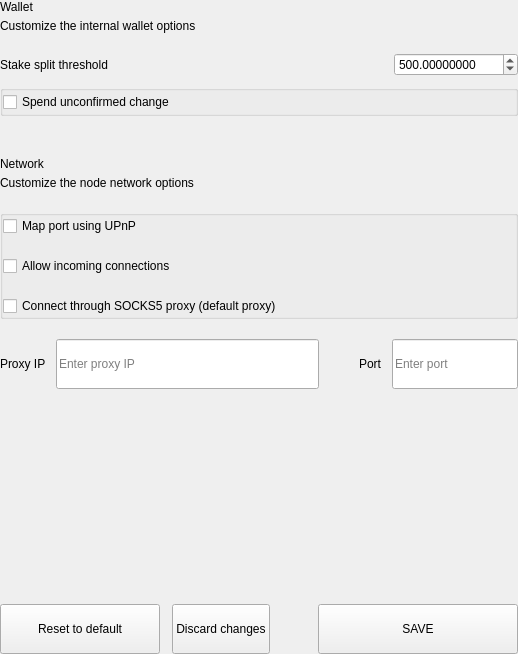
This is src/qt/pivx/settings/forms/settingswalletoptionswidget.ui in SkynetResearchProject/Skyrcoin as Qt 5 draws it before an edit. The edited form follows.
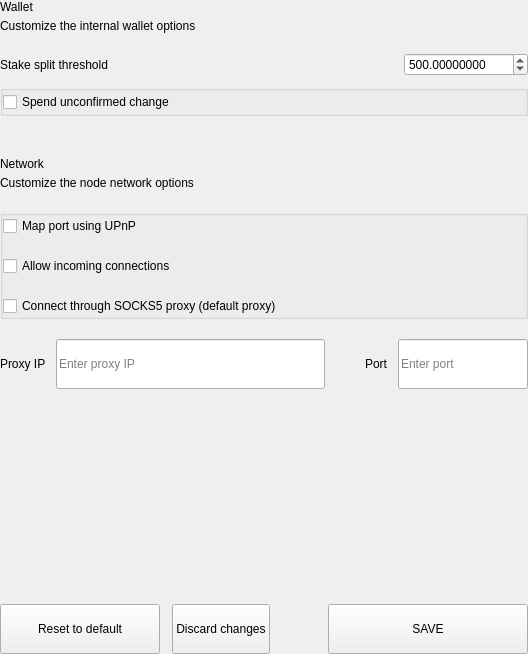
This is the edited form.

What changed in the file:
```diff
--- a/src/qt/pivx/settings/forms/settingswalletoptionswidget.ui
+++ b/src/qt/pivx/settings/forms/settingswalletoptionswidget.ui
@@ -6,7 +6,7 @@
    <rect>
     <x>0</x>
     <y>0</y>
-    <width>518</width>
+    <width>528</width>
     <height>654</height>
    </rect>
   </property>
@@ -127,13 +127,13 @@
              <number>8</number>
             </property>
             <property name="minimum">
-             <number>0</number>
+             <double>0.000000000000000</double>
             </property>
             <property name="maximum">
-             <number>999999</number>
+             <double>999999.000000000000000</double>
             </property>
             <property name="value">
-             <number>500</number>
+             <double>500.000000000000000</double>
             </property>
            </widget>
           </item>
@@ -489,6 +489,12 @@
           </item>
           <item>
            <widget class="QPushButton" name="pushButtonSave">
+            <property name="sizePolicy">
+             <sizepolicy hsizetype="Preferred" vsizetype="Fixed">
+              <horstretch>0</horstretch>
+              <verstretch>0</verstretch>
+             </sizepolicy>
+            </property>
             <property name="minimumSize">
              <size>
               <width>200</width>
```
Left out of the diff: 22 changed lines with no effect on the pictures.
